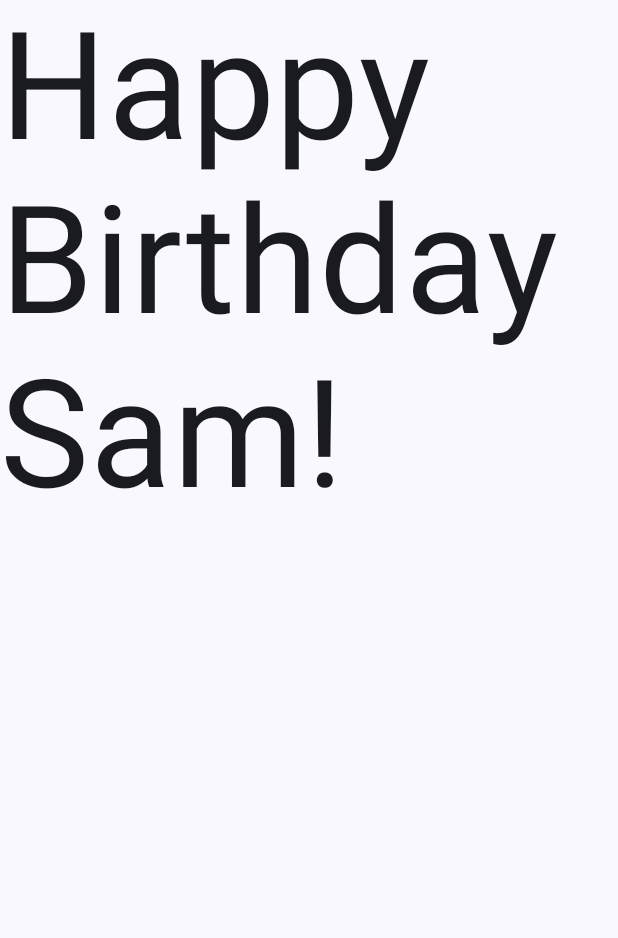
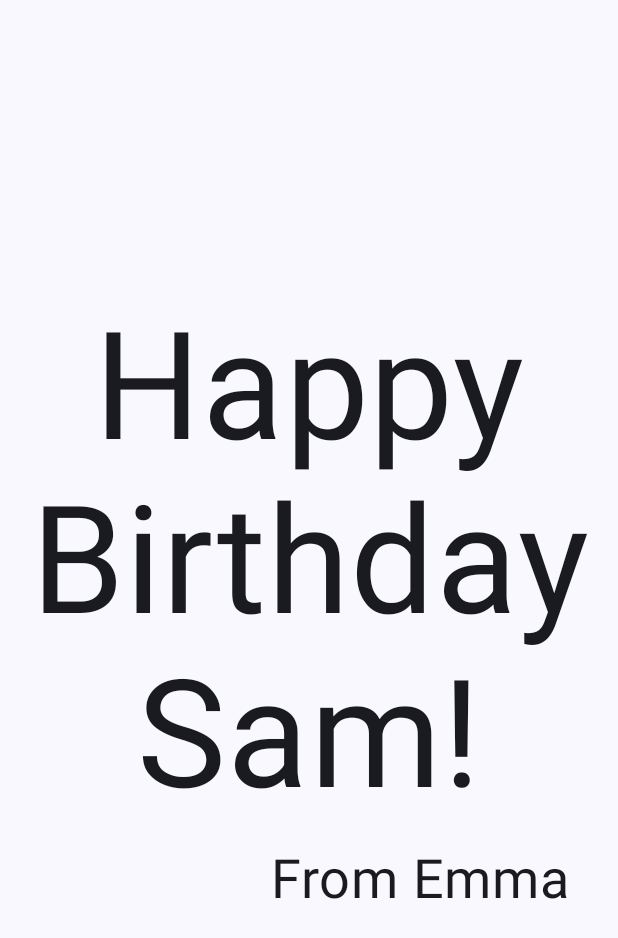
Before and after one commit to Darkgiant24/e-8INF865A2024_GC, an Android app built with Jetpack Compose: the screen it shows after launch (MainActivity), on a phone screen of 412 x 824 dp. Shown: the top 938 px of the screen. Run offline under Robolectric (Android 15) with nearby library versions, the phone set to English and light mode, and no system bars.

Commit message:
avancée jusqu'au 9

```diff
--- a/app/src/main/java/com/example/happybirthday/MainActivity.kt
+++ b/app/src/main/java/com/example/happybirthday/MainActivity.kt
@@ -4,6 +4,9 @@ import android.os.Bundle
 import androidx.activity.ComponentActivity
 import androidx.activity.compose.setContent
 import androidx.activity.enableEdgeToEdge
+import androidx.compose.foundation.layout.Arrangement
+import androidx.compose.foundation.layout.Column
+import androidx.compose.foundation.layout.Row
 import androidx.compose.foundation.layout.fillMaxSize
 import androidx.compose.foundation.layout.padding
 import androidx.compose.material3.MaterialTheme
@@ -11,8 +14,11 @@ import androidx.compose.material3.Scaffold
 import androidx.compose.material3.Surface
 import androidx.compose.material3.Text
 import androidx.compose.runtime.Composable
+import androidx.compose.ui.Alignment
 import androidx.compose.ui.Modifier
+import androidx.compose.ui.text.style.TextAlign
 import androidx.compose.ui.tooling.preview.Preview
+import androidx.compose.ui.unit.dp
 import androidx.compose.ui.unit.sp
 import com.example.happybirthday.ui.theme.HappyBirthdayTheme
 
@@ -26,25 +32,45 @@ class MainActivity : ComponentActivity() {
                     modifier = Modifier.fillMaxSize(),
                     color = MaterialTheme.colorScheme.background
                 ) {
-                    BirthdayCardPreview()
+                    GreetingText(
+                        message = "Happy Birthday Sam!",
+                        from = "From Emma",
+                        modifier = Modifier.padding(8.dp)
+                    )
                 }
             }
         }
     }
 }
 
+
+
 @Composable
-fun GreetingText(message: String, modifier: Modifier = Modifier) {
-    Text(
-        text = message,
-        fontSize = 100.sp,
-        lineHeight = 116.sp,
-    )
+fun GreetingText(message: String, from: String, modifier: Modifier = Modifier) {
+    Column(
+
+        verticalArrangement = Arrangement.Center,
+        modifier = modifier.padding(8.dp)
+    ) {
+        Text(
+            text = message,
+            fontSize = 100.sp,
+            lineHeight = 116.sp,
+            textAlign = TextAlign.Center
+        )
+        Text(
+            text = from,
+            fontSize = 36.sp,
+            modifier = Modifier
+                .padding(16.dp)
+                .align(alignment = Alignment.End)
+        )
+    }
 }
 @Preview(showBackground = true)
 @Composable
 fun BirthdayCardPreview() {
     HappyBirthdayTheme {
-        GreetingText(message = "Happy Birthday Sam!")
+        GreetingText(message = "Happy Birthday Sam!", from = "From Emma")
     }
 }
```
